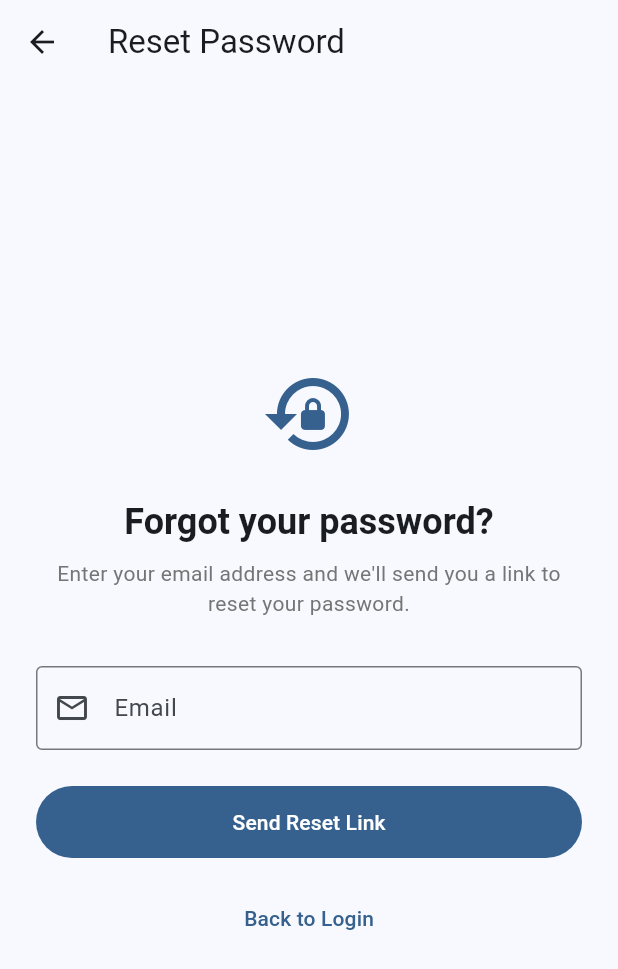
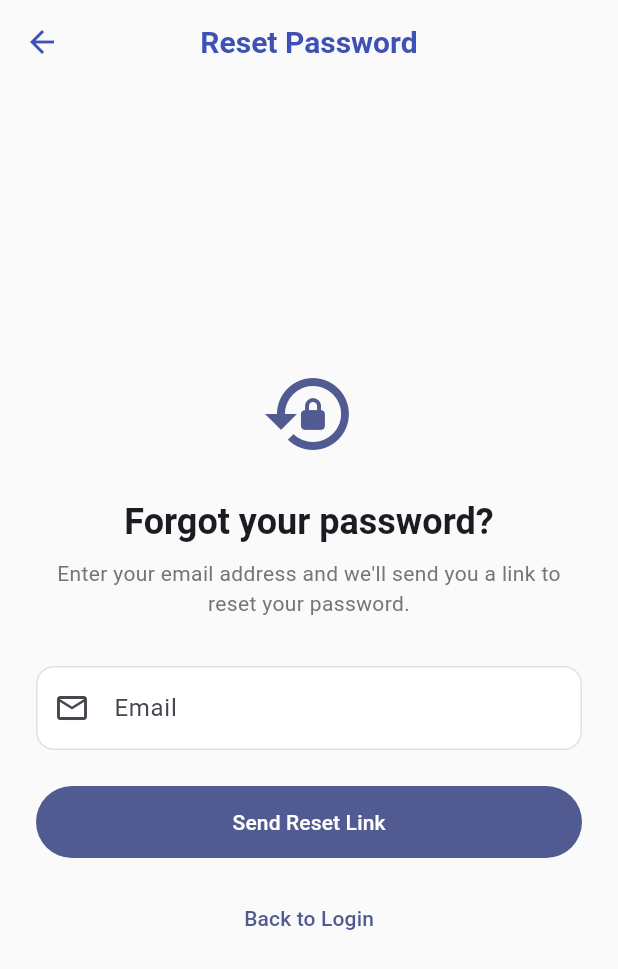
Before and after one commit to BrandonLC2020/Map-My-Friends, a Flutter app: the screen it shows after launch, after a tap on "Forgot Password?", on a phone screen of 412 x 824 dp. Shown: the top 969 px of the screen. Run offline on Flutter 3.47's test engine with Material 3 defaults, Android fonts, the light colour scheme and no system bars; our stand-ins replace bloc, dio, equatable, flutter_bloc, flutter_map, flutter_secure_storage and 3 more; network calls fail.

Commit message:
theme and refactoring work

```diff
--- a/frontend/lib/main.dart
+++ b/frontend/lib/main.dart
@@ -11,6 +11,7 @@ import 'screens/auth/login_screen.dart';
 import 'screens/map/map_screen.dart';
 import 'screens/people/people_screen.dart';
 import 'screens/profile/me_screen.dart';
+import 'utils/app_theme.dart';
 
 void main() {
   runApp(const MyApp());
@@ -40,10 +41,9 @@ class MyApp extends StatelessWidget {
       ],
       child: MaterialApp(
         title: 'Map My Friends',
-        theme: ThemeData(
-          colorScheme: ColorScheme.fromSeed(seedColor: Colors.blue),
-          useMaterial3: true,
-        ),
+        theme: AppTheme.lightTheme,
+        darkTheme: AppTheme.darkTheme,
+        themeMode: ThemeMode.system,
         home: const AuthWrapper(),
       ),
     );
--- /dev/null
+++ b/frontend/lib/utils/app_theme.dart
@@ -0,0 +1,96 @@
+import 'package:flutter/material.dart';
+
+class AppTheme {
+  // Brand Colors
+  static const Color _brandColor = Colors.indigo;
+  static const Color _secondaryColor = Colors.pinkAccent;
+
+  // Light Theme
+  static final ThemeData lightTheme = ThemeData(
+    useMaterial3: true,
+    colorScheme: ColorScheme.fromSeed(
+      seedColor: _brandColor,
+      brightness: Brightness.light,
+      secondary: _secondaryColor,
+    ),
+    scaffoldBackgroundColor: Colors.grey[50],
+    appBarTheme: const AppBarTheme(
+      centerTitle: true,
+      elevation: 0,
+      scrolledUnderElevation: 0,
+      backgroundColor: Colors.transparent,
+      foregroundColor: _brandColor,
+      titleTextStyle: TextStyle(
+        color: _brandColor,
+        fontSize: 20,
+        fontWeight: FontWeight.bold,
+      ),
+    ),
+    elevatedButtonTheme: ElevatedButtonThemeData(
+      style: ElevatedButton.styleFrom(
+        elevation: 2,
+        padding: const EdgeInsets.symmetric(horizontal: 24, vertical: 12),
+        shape: RoundedRectangleBorder(borderRadius: BorderRadius.circular(12)),
+      ),
+    ),
+    inputDecorationTheme: InputDecorationTheme(
+      filled: true,
+      fillColor: Colors.white,
+      border: OutlineInputBorder(
+        borderRadius: BorderRadius.circular(12),
+        borderSide: BorderSide(color: Colors.grey.shade300),
+      ),
+      enabledBorder: OutlineInputBorder(
+        borderRadius: BorderRadius.circular(12),
+        borderSide: BorderSide(color: Colors.grey.shade300),
+      ),
+      focusedBorder: OutlineInputBorder(
+        borderRadius: BorderRadius.circular(12),
+        borderSide: BorderSide(color: _brandColor, width: 2),
+      ),
+      contentPadding: const EdgeInsets.symmetric(horizontal: 16, vertical: 16),
+    ),
+    cardTheme: CardThemeData(
+      elevation: 2,
+      shape: RoundedRectangleBorder(borderRadius: BorderRadius.circular(16)),
+      margin: const EdgeInsets.symmetric(vertical: 8, horizontal: 16),
+    ),
+  );
+
+  // Dark Theme
+  static final ThemeData darkTheme = ThemeData(
+    useMaterial3: true,
+    colorScheme: ColorScheme.fromSeed(
+      seedColor: _brandColor,
+      brightness: Brightness.dark,
+      secondary: _secondaryColor,
+    ),
+    appBarTheme: const AppBarTheme(
+      centerTitle: true,
+      elevation: 0,
+      scrolledUnderElevation: 0,
+      backgroundColor: Colors.transparent,
+    ),
+    elevatedButtonTheme: ElevatedButtonThemeData(
+      style: ElevatedButton.styleFrom(
+        elevation: 2,
+        padding: const EdgeInsets.symmetric(horizontal: 24, vertical: 12),
+        shape: RoundedRectangleBorder(borderRadius: BorderRadius.circular(12)),
+      ),
+    ),
+    inputDecorationTheme: InputDecorationTheme(
+      filled: true,
+      border: OutlineInputBorder(borderRadius: BorderRadius.circular(12)),
+      focusedBorder: OutlineInputBorder(
+        borderRadius: BorderRadius.circular(12),
+        borderSide: BorderSide(color: _brandColor, width: 2),
+      ),
+      contentPadding: const EdgeInsets.symmetric(horizontal: 16, vertical: 16),
+    ),
+    cardTheme: CardThemeData(
+      elevation: 2,
+      shape: RoundedRectangleBorder(borderRadius: BorderRadius.circular(16)),
+      margin: const EdgeInsets.symmetric(vertical: 8, horizontal: 16),
+    ),
+  );
+}
```
Also changed, not shown: frontend/lib/components/map_controls.dart (added, +118 -0 lines), frontend/lib/screens/map/map_screen.dart (+2 -99 lines), 1 other file.
